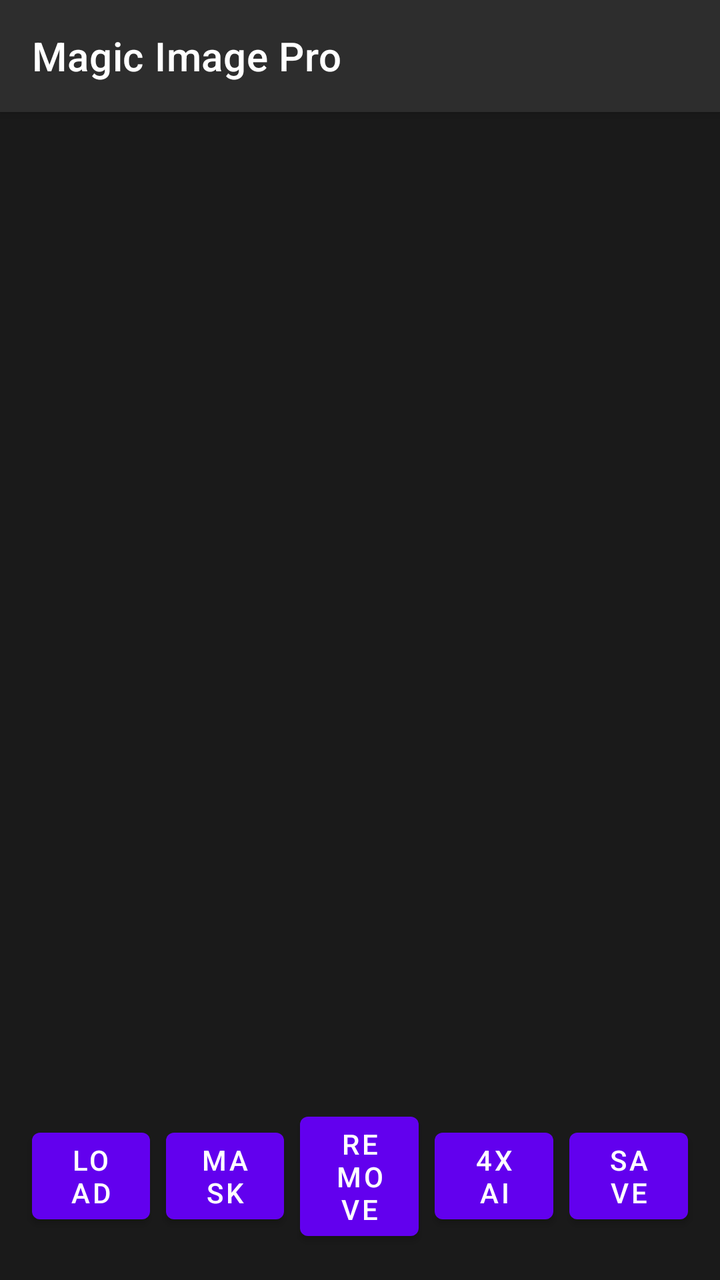
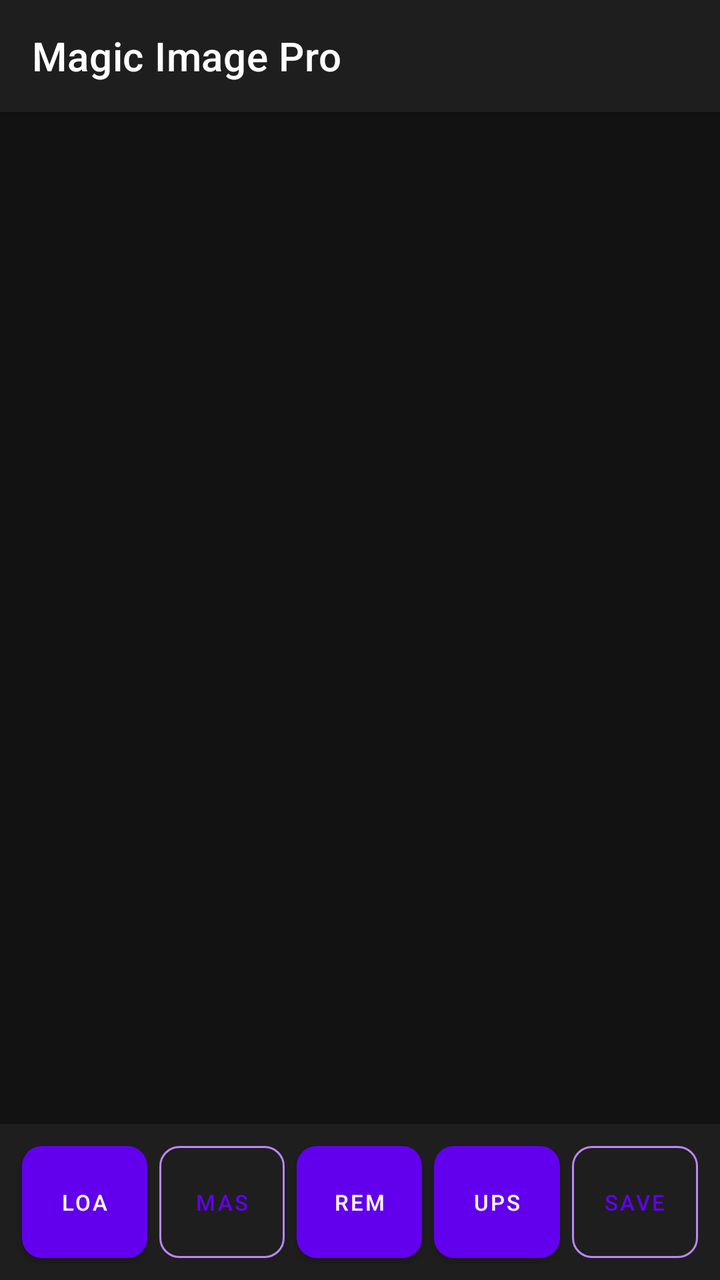

Before-and-after screenshots of an Android layout around one commit, followed by the original layout XML and the change that was made.
<!-- AndroidManifest.xml: application theme Theme.MagicImagePro -->
<!-- res/layout/activity_main.xml -->
<?xml version="1.0" encoding="utf-8"?>
<androidx.coordinatorlayout.widget.CoordinatorLayout
    xmlns:android="http://schemas.android.com/apk/res/android"
    xmlns:app="http://schemas.android.com/apk/res-auto"
    android:layout_width="match_parent"
    android:layout_height="match_parent"
    android:background="#1A1A1A">

    <com.google.android.material.appbar.AppBarLayout
        android:layout_width="match_parent"
        android:layout_height="wrap_content"
        android:background="#2D2D2D">

        <androidx.appcompat.widget.Toolbar
            android:id="@+id/toolbar"
            android:layout_width="match_parent"
            android:layout_height="?attr/actionBarSize"
            app:title="Magic Image Pro"
            app:titleTextColor="#FFFFFF" />
    </com.google.android.material.appbar.AppBarLayout>

    <androidx.constraintlayout.widget.ConstraintLayout
        android:layout_width="match_parent"
        android:layout_height="match_parent"
        app:layout_behavior="@string/appbar_scrolling_view_behavior">

        <FrameLayout
            android:id="@+id/imageContainer"
            android:layout_width="0dp"
            android:layout_height="0dp"
            android:layout_margin="16dp"
            app:layout_constraintTop_toTopOf="parent"
            app:layout_constraintBottom_toTopOf="@id/buttonPanel"
            app:layout_constraintStart_toStartOf="parent"
            app:layout_constraintEnd_toEndOf="parent">

            <ImageView
                android:id="@+id/imageView"
                android:layout_width="match_parent"
                android:layout_height="match_parent"
                android:scaleType="fitCenter" />

            <com.example.magicimagepro.ui.MaskDrawingView
                android:id="@+id/maskView"
                android:layout_width="match_parent"
                android:layout_height="match_parent"
                android:visibility="gone" />

            <ProgressBar
                android:id="@+id/progressBar"
                android:layout_width="wrap_content"
                android:layout_height="wrap_content"
                android:layout_gravity="center"
                android:visibility="gone" />
        </FrameLayout>

        <LinearLayout
            android:id="@+id/buttonPanel"
            android:layout_width="0dp"
            android:layout_height="wrap_content"
            android:orientation="horizontal"
            android:gravity="center"
            android:padding="12dp"
            app:layout_constraintBottom_toBottomOf="parent"
            app:layout_constraintStart_toStartOf="parent"
            app:layout_constraintEnd_toEndOf="parent">

            <com.google.android.material.button.MaterialButton
                android:id="@+id/btnLoad"
                android:layout_width="0dp"
                android:layout_height="wrap_content"
                android:layout_weight="1"
                android:layout_margin="4dp"
                android:text="Load" />

            <com.google.android.material.button.MaterialButton
                android:id="@+id/btnMask"
                android:layout_width="0dp"
                android:layout_height="wrap_content"
                android:layout_weight="1"
                android:layout_margin="4dp"
                android:text="Mask" />

            <com.google.android.material.button.MaterialButton
                android:id="@+id/btnRemove"
                android:layout_width="0dp"
                android:layout_height="wrap_content"
                android:layout_weight="1"
                android:layout_margin="4dp"
                android:text="Remove" />

            <com.google.android.material.button.MaterialButton
                android:id="@+id/btnUpscale"
                android:layout_width="0dp"
                android:layout_height="wrap_content"
                android:layout_weight="1"
                android:layout_margin="4dp"
                android:text="4x AI" />

            <com.google.android.material.button.MaterialButton
                android:id="@+id/btnSave"
                android:layout_width="0dp"
                android:layout_height="wrap_content"
                android:layout_weight="1"
                android:layout_margin="4dp"
                android:text="Save" />
        </LinearLayout>
    </androidx.constraintlayout.widget.ConstraintLayout>
</androidx.coordinatorlayout.widget.CoordinatorLayout>
<!-- resources referenced by this layout -->
<resources>
  <style name="Theme.MagicImagePro" parent="Theme.MaterialComponents.DayNight.NoActionBar" />
</resources>

<!-- the commit's change to res/layout/activity_main.xml (unified diff, before → after) -->
@@ -4,12 +4,14 @@
     xmlns:app="http://schemas.android.com/apk/res-auto"
     android:layout_width="match_parent"
     android:layout_height="match_parent"
-    android:background="#1A1A1A">
+    android:background="#121212"
+    android:fitsSystemWindows="true">
 
     <com.google.android.material.appbar.AppBarLayout
         android:layout_width="match_parent"
         android:layout_height="wrap_content"
-        android:background="#2D2D2D">
+        android:background="#1E1E1E"
+        app:elevation="4dp">
 
         <androidx.appcompat.widget.Toolbar
             android:id="@+id/toolbar"
@@ -28,9 +30,9 @@
             android:id="@+id/imageContainer"
             android:layout_width="0dp"
             android:layout_height="0dp"
-            android:layout_margin="16dp"
+            android:layout_margin="12dp"
             app:layout_constraintTop_toTopOf="parent"
-            app:layout_constraintBottom_toTopOf="@id/buttonPanel"
+            app:layout_constraintBottom_toTopOf="@id/bottomPanel"
             app:layout_constraintStart_toStartOf="parent"
             app:layout_constraintEnd_toEndOf="parent">
 
@@ -44,23 +46,44 @@
                 android:id="@+id/maskView"
                 android:layout_width="match_parent"
                 android:layout_height="match_parent"
-                android:visibility="gone" />
+                android:visibility="gone"
+                android:clickable="true"
+                android:focusable="true" />
 
             <ProgressBar
                 android:id="@+id/progressBar"
                 android:layout_width="wrap_content"
                 android:layout_height="wrap_content"
                 android:layout_gravity="center"
-                android:visibility="gone" />
+                android:visibility="gone"
+                android:indeterminateTint="#BB86FC" />
         </FrameLayout>
 
+        
+        <TextView
+            android:id="@+id/modeIndicator"
+            android:layout_width="wrap_content"
+            android:layout_height="wrap_content"
+            android:layout_margin="12dp"
+            android:background="#CC000000"
+            android:paddingHorizontal="16dp"
+            android:paddingVertical="8dp"
+            android:text="Mask Mode: Paint to remove"
+            android:textColor="#BB86FC"
+            android:textSize="14sp"
+            android:visibility="gone"
+            app:layout_constraintTop_toTopOf="@id/imageContainer"
+            app:layout_constraintStart_toStartOf="@id/imageContainer" />
+
+        
         <LinearLayout
-            android:id="@+id/buttonPanel"
+            android:id="@+id/bottomPanel"
             android:layout_width="0dp"
             android:layout_height="wrap_content"
             android:orientation="horizontal"
             android:gravity="center"
-            android:padding="12dp"
+            android:padding="8dp"
+            android:background="#1E1E1E"
             app:layout_constraintBottom_toBottomOf="parent"
             app:layout_constraintStart_toStartOf="parent"
             app:layout_constraintEnd_toEndOf="parent">
@@ -68,42 +91,71 @@
             <com.google.android.material.button.MaterialButton
                 android:id="@+id/btnLoad"
                 android:layout_width="0dp"
-                android:layout_height="wrap_content"
+                android:layout_height="56dp"
                 android:layout_weight="1"
-                android:layout_margin="4dp"
-                android:text="Load" />
+                android:layout_margin="3dp"
+                android:text="Load"
+                android:textSize="11sp"
+                android:maxLines="1"
+                android:insetTop="0dp"
+                android:insetBottom="0dp"
+                app:cornerRadius="10dp" />
 
             <com.google.android.material.button.MaterialButton
                 android:id="@+id/btnMask"
+                style="@style/Widget.MaterialComponents.Button.OutlinedButton"
                 android:layout_width="0dp"
-                android:layout_height="wrap_content"
+                android:layout_height="56dp"
                 android:layout_weight="1"
-                android:layout_margin="4dp"
-                android:text="Mask" />
+                android:layout_margin="3dp"
+                android:text="Mask"
+                android:textSize="11sp"
+                android:maxLines="1"
+                android:insetTop="0dp"
+                android:insetBottom="0dp"
+                app:cornerRadius="10dp"
+                app:strokeColor="#BB86FC" />
 
             <com.google.android.material.button.MaterialButton
                 android:id="@+id/btnRemove"
                 android:layout_width="0dp"
-                android:layout_height="wrap_content"
+                android:layout_height="56dp"
                 android:layout_weight="1"
-                android:layout_margin="4dp"
-                android:text="Remove" />
+                android:layout_margin="3dp"
+                android:text="Remove"
+                android:textSize="11sp"
+                android:maxLines="1"
+                android:insetTop="0dp"
+                android:insetBottom="0dp"
+                app:cornerRadius="10dp" />
 
             <com.google.android.material.button.MaterialButton
                 android:id="@+id/btnUpscale"
                 android:layout_width="0dp"
-                android:layout_height="wrap_content"
+                android:layout_height="56dp"
                 android:layout_weight="1"
-                android:layout_margin="4dp"
-                android:text="4x AI" />
+                android:layout_margin="3dp"
+                android:text="Upscale"
+                android:textSize="11sp"
+                android:maxLines="1"
+                android:insetTop="0dp"
+                android:insetBottom="0dp"
+                app:cornerRadius="10dp" />
 
             <com.google.android.material.button.MaterialButton
                 android:id="@+id/btnSave"
+                style="@style/Widget.MaterialComponents.Button.OutlinedButton"
                 android:layout_width="0dp"
-                android:layout_height="wrap_content"
+                android:layout_height="56dp"
                 android:layout_weight="1"
-                android:layout_margin="4dp"
-                android:text="Save" />
+                android:layout_margin="3dp"
+                android:text="Save"
+                android:textSize="11sp"
+                android:maxLines="1"
+                android:insetTop="0dp"
+                android:insetBottom="0dp"
+                app:cornerRadius="10dp"
+                app:strokeColor="#BB86FC" />
         </LinearLayout>
     </androidx.constraintlayout.widget.ConstraintLayout>
 </androidx.coordinatorlayout.widget.CoordinatorLayout>
